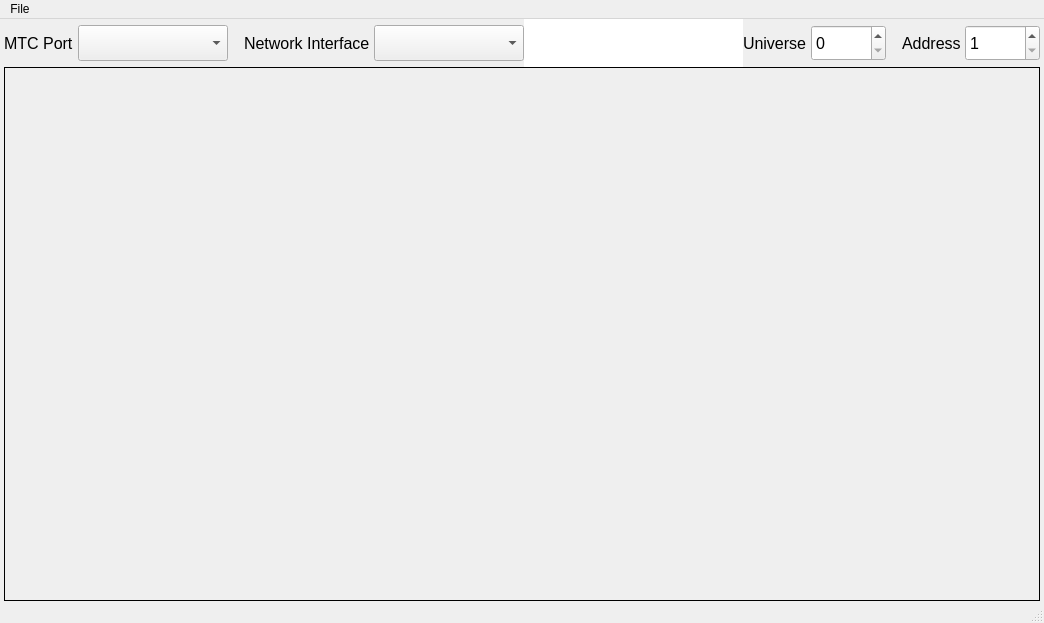
Before: the Qt Designer form TimecodeCameraController/src/UI/Windows/MainWindow/MainWindow.ui in CFXS/MTC-Camera-Controller, drawn with Qt 5.
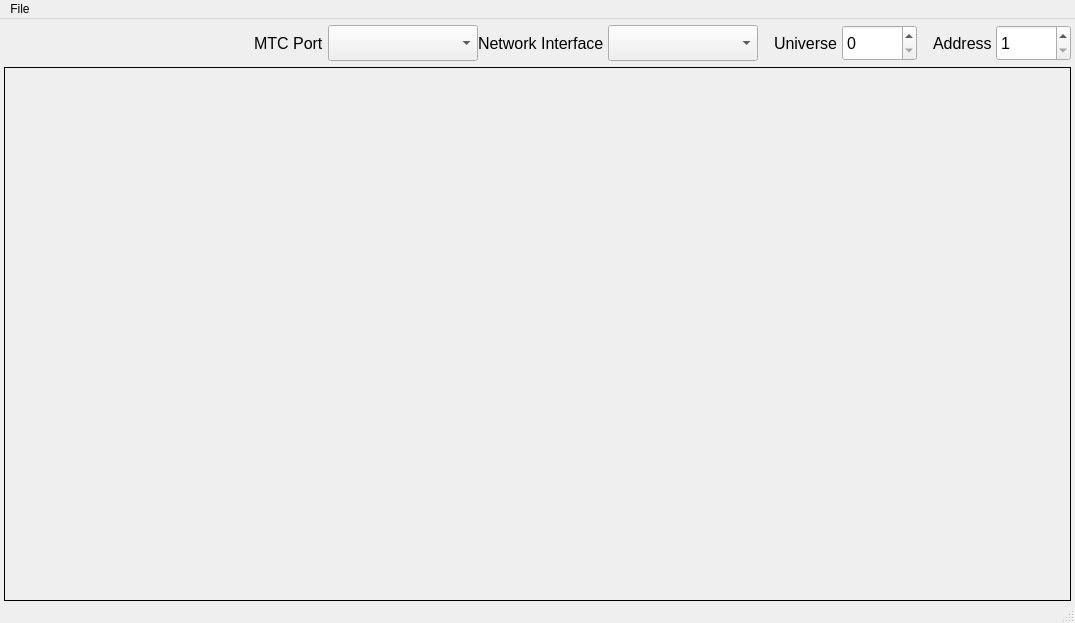
After: the same form once the commit is applied.

Commit message: MTC time label works + update lhg

Patch:
```diff
--- a/TimecodeCameraController/src/UI/Windows/MainWindow/MainWindow.ui
+++ b/TimecodeCameraController/src/UI/Windows/MainWindow/MainWindow.ui
@@ -63,120 +63,6 @@
        <property name="bottomMargin">
         <number>0</number>
        </property>
-       <item>
-        <widget class="QLabel" name="label">
-         <property name="font">
-          <font>
-           <pointsize>12</pointsize>
-          </font>
-         </property>
-         <property name="frameShape">
-          <enum>QFrame::NoFrame</enum>
-         </property>
-         <property name="text">
-          <string>MTC Port</string>
-         </property>
-        </widget>
-       </item>
-       <item>
-        <spacer name="horizontalSpacer_3">
-         <property name="orientation">
-          <enum>Qt::Horizontal</enum>
-         </property>
-         <property name="sizeType">
-          <enum>QSizePolicy::Fixed</enum>
-         </property>
-         <property name="sizeHint" stdset="0">
-          <size>
-           <width>4</width>
-           <height>20</height>
-          </size>
-         </property>
-        </spacer>
-       </item>
-       <item>
-        <widget class="QComboBox" name="cb_MTC_Port">
-         <property name="minimumSize">
-          <size>
-           <width>150</width>
-           <height>36</height>
-          </size>
-         </property>
-         <property name="font">
-          <font>
-           <pointsize>12</pointsize>
-          </font>
-         </property>
-         <property name="currentText">
-          <string extracomment="0"/>
-         </property>
-         <property name="frame">
-          <bool>true</bool>
-         </property>
-        </widget>
-       </item>
-       <item>
-        <spacer name="horizontalSpacer">
-         <property name="orientation">
-          <enum>Qt::Horizontal</enum>
-         </property>
-         <property name="sizeType">
-          <enum>QSizePolicy::Fixed</enum>
-         </property>
-         <property name="sizeHint" stdset="0">
-          <size>
-           <width>16</width>
-           <height>20</height>
-          </size>
-         </property>
-        </spacer>
-       </item>
-       <item>
-        <widget class="QLabel" name="label_2">
-         <property name="font">
-          <font>
-           <pointsize>12</pointsize>
-          </font>
-         </property>
-         <property name="frameShape">
-          <enum>QFrame::NoFrame</enum>
-         </property>
-         <property name="text">
-          <string>Network Interface</string>
-         </property>
-        </widget>
-       </item>
-       <item>
-        <spacer name="horizontalSpacer_4">
-         <property name="orientation">
-          <enum>Qt::Horizontal</enum>
-         </property>
-         <property name="sizeType">
-          <enum>QSizePolicy::Fixed</enum>
-         </property>
-         <property name="sizeHint" stdset="0">
-          <size>
-           <width>4</width>
-           <height>20</height>
-          </size>
-         </property>
-        </spacer>
-       </item>
-       <item>
-        <widget class="QComboBox" name="cb_Netif">
-         <property name="minimumSize">
-          <size>
-           <width>150</width>
-           <height>36</height>
-          </size>
-         </property>
-         <property name="font">
-          <font>
-           <pointsize>12</pointsize>
-          </font>
-         </property>
-        </widget>
-       </item>
        <item>
         <widget class="QFrame" name="mtc_TimeContainer">
          <property name="sizePolicy">
@@ -187,7 +73,7 @@
          </property>
          <property name="minimumSize">
           <size>
-           <width>0</width>
+           <width>250</width>
            <height>0</height>
           </size>
          </property>
@@ -199,30 +85,165 @@
          </property>
          <layout class="QGridLayout" name="gridLayout_2">
           <property name="leftMargin">
-           <number>0</number>
+           <number>6</number>
           </property>
           <property name="topMargin">
-           <number>0</number>
+           <number>6</number>
           </property>
           <property name="rightMargin">
-           <number>0</number>
+           <number>6</number>
           </property>
           <property name="bottomMargin">
-           <number>0</number>
+           <number>6</number>
           </property>
           <property name="spacing">
            <number>0</number>
           </property>
-          <item row="0" column="0">
-           <widget class="QGraphicsView" name="mtc_GraphicsView">
-            <property name="frameShape">
-             <enum>QFrame::NoFrame</enum>
-            </property>
-           </widget>
-          </item>
          </layout>
         </widget>
        </item>
+       <item>
+        <widget class="QLabel" name="label">
+         <property name="font">
+          <font>
+           <pointsize>12</pointsize>
+          </font>
+         </property>
+         <property name="frameShape">
+          <enum>QFrame::NoFrame</enum>
+         </property>
+         <property name="text">
+          <string>MTC Port</string>
+         </property>
+        </widget>
+       </item>
+       <item>
+        <spacer name="horizontalSpacer_3">
+         <property name="orientation">
+          <enum>Qt::Horizontal</enum>
+         </property>
+         <property name="sizeType">
+          <enum>QSizePolicy::Fixed</enum>
+         </property>
+         <property name="sizeHint" stdset="0">
+          <size>
+           <width>4</width>
+           <height>20</height>
+          </size>
+         </property>
+        </spacer>
+       </item>
+       <item>
+        <widget class="QComboBox" name="cb_MTC_Port">
+         <property name="minimumSize">
+          <size>
+           <width>150</width>
+           <height>36</height>
+          </size>
+         </property>
+         <property name="maximumSize">
+          <size>
+           <width>250</width>
+           <height>16777215</height>
+          </size>
+         </property>
+         <property name="font">
+          <font>
+           <pointsize>12</pointsize>
+          </font>
+         </property>
+         <property name="currentText">
+          <string extracomment="0"/>
+         </property>
+         <property name="frame">
+          <bool>true</bool>
+         </property>
+        </widget>
+       </item>
+       <item>
+        <spacer name="horizontalSpacer">
+         <property name="orientation">
+          <enum>Qt::Horizontal</enum>
+         </property>
+         <property name="sizeType">
+          <enum>QSizePolicy::Expanding</enum>
+         </property>
+         <property name="sizeHint" stdset="0">
+          <size>
+           <width>16</width>
+           <height>20</height>
+          </size>
+         </property>
+        </spacer>
+       </item>
+       <item>
+        <widget class="QLabel" name="label_2">
+         <property name="font">
+          <font>
+           <pointsize>12</pointsize>
+          </font>
+         </property>
+         <property name="frameShape">
+          <enum>QFrame::NoFrame</enum>
+         </property>
+         <property name="text">
+          <string>Network Interface</string>
+         </property>
+        </widget>
+       </item>
+       <item>
+        <spacer name="horizontalSpacer_4">
+         <property name="orientation">
+          <enum>Qt::Horizontal</enum>
+         </property>
+         <property name="sizeType">
+          <enum>QSizePolicy::Fixed</enum>
+         </property>
+         <property name="sizeHint" stdset="0">
+          <size>
+           <width>4</width>
+           <height>20</height>
+          </size>
+         </property>
+        </spacer>
+       </item>
+       <item>
+        <widget class="QComboBox" name="cb_Netif">
+         <property name="minimumSize">
+          <size>
+           <width>150</width>
+           <height>36</height>
+          </size>
+         </property>
+         <property name="maximumSize">
+          <size>
+           <width>250</width>
+           <height>16777215</height>
+          </size>
+         </property>
+         <property name="font">
+          <font>
+           <pointsize>12</pointsize>
+          </font>
+         </property>
+        </widget>
+       </item>
+       <item>
+        <spacer name="horizontalSpacer_2">
+         <property name="orientation">
+          <enum>Qt::Horizontal</enum>
+         </property>
+         <property name="sizeType">
+          <enum>QSizePolicy::Fixed</enum>
+         </property>
+         <property name="sizeHint" stdset="0">
+          <size>
+           <width>16</width>
+           <height>20</height>
+          </size>
+         </property>
+        </spacer>
+       </item>
        <item>
         <widget class="QLabel" name="label_3">
          <property name="font">
```
The commit also changes 8 other files.
